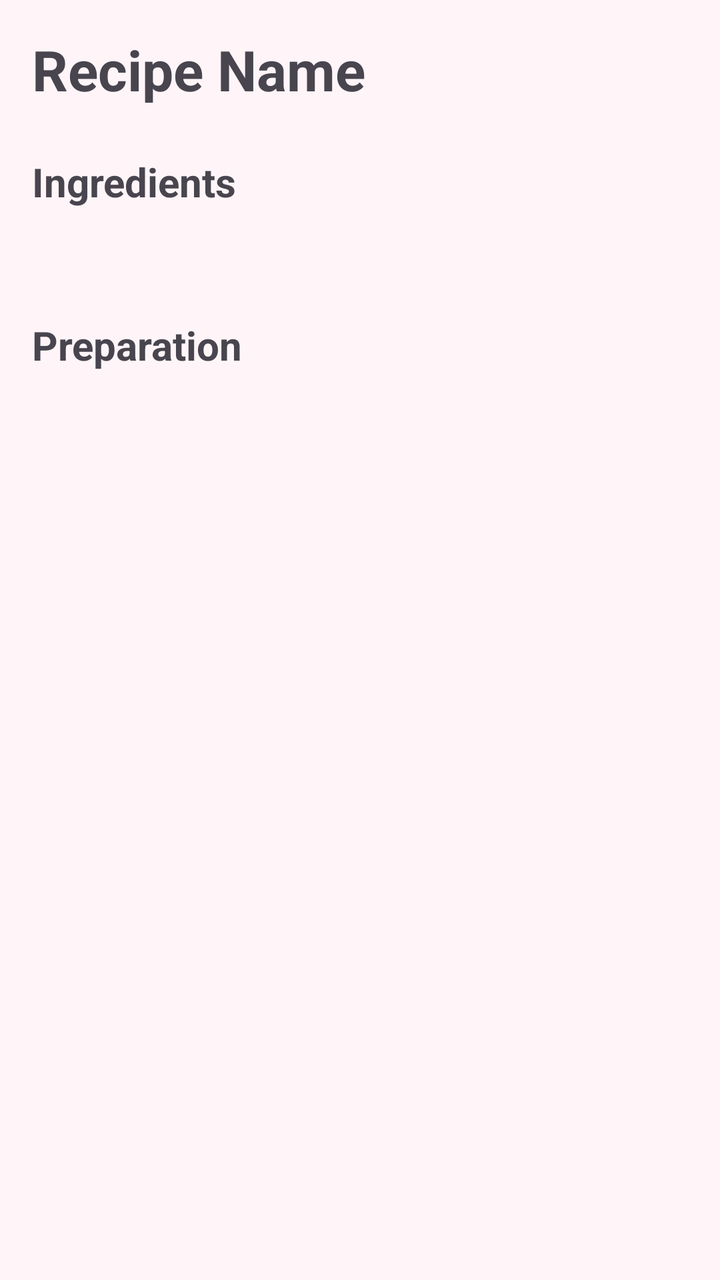
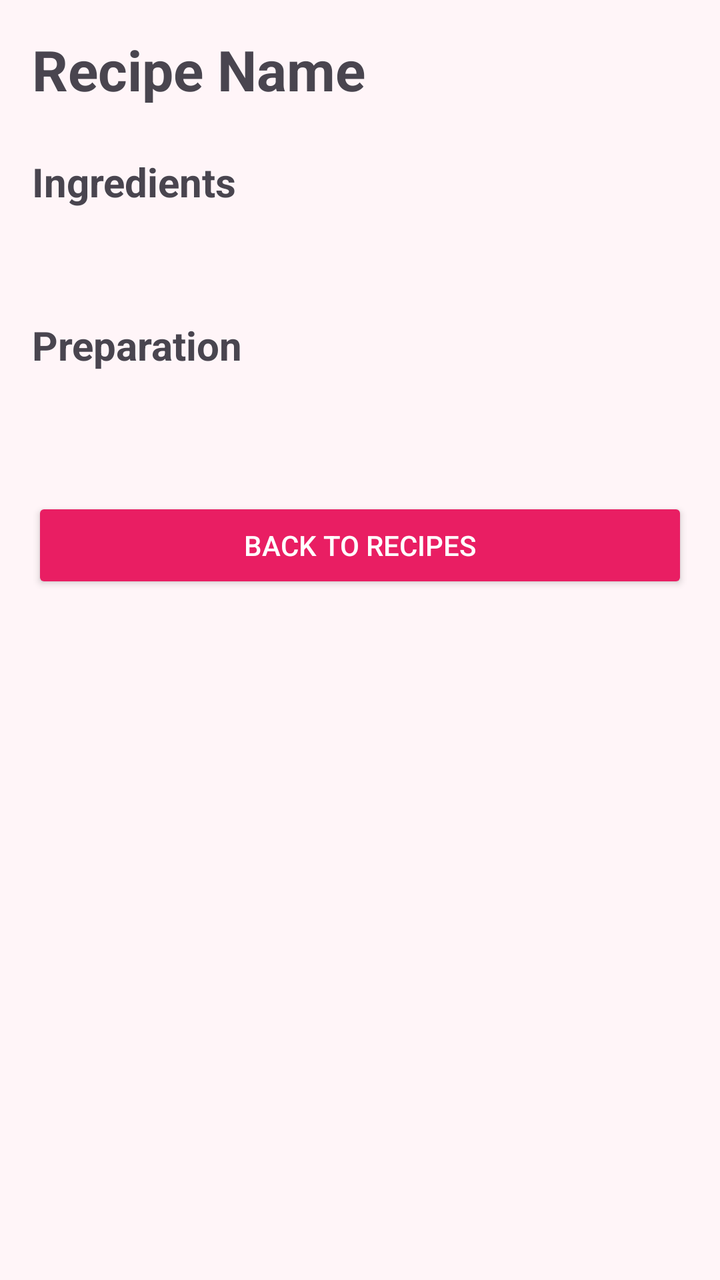

Two renders of the same Android screen: before a commit and after it. Below are the layout's source before the change and the commit's diff.
<!-- AndroidManifest.xml: application theme Theme.SmartPantryManager -->
<!-- res/layout/activity_recipe_detail.xml -->
<?xml version="1.0" encoding="utf-8"?>
<ScrollView xmlns:android="http://schemas.android.com/apk/res/android"
    xmlns:tools="http://schemas.android.com/tools"
    android:id="@+id/main"
    android:layout_width="match_parent"
    android:layout_height="match_parent"
    android:fillViewport="true"
    android:background="@color/pantry_light_pink"
    tools:context=".RecipeDetailActivity">

    <LinearLayout
        android:layout_width="match_parent"
        android:layout_height="wrap_content"
        android:orientation="vertical"
        android:padding="16dp">

        <TextView
            android:id="@+id/tvRecipeName"
            android:layout_width="match_parent"
            android:layout_height="wrap_content"
            android:text="Recipe Name"
            android:textSize="28sp"
            android:textStyle="bold" />

        <TextView
            android:layout_width="wrap_content"
            android:layout_height="wrap_content"
            android:layout_marginTop="24dp"
            android:text="Ingredients"
            android:textSize="20sp"
            android:textStyle="bold" />

        <TextView
            android:id="@+id/tvIngredients"
            android:layout_width="match_parent"
            android:layout_height="wrap_content"
            android:layout_marginTop="8dp"
            android:textSize="17sp" />

        <TextView
            android:layout_width="wrap_content"
            android:layout_height="wrap_content"
            android:layout_marginTop="24dp"
            android:text="Preparation"
            android:textSize="20sp"
            android:textStyle="bold" />

        <TextView
            android:id="@+id/tvInstructions"
            android:layout_width="match_parent"
            android:layout_height="wrap_content"
            android:layout_marginTop="8dp"
            android:textSize="17sp" />

    </LinearLayout>

</ScrollView>
<!-- resources referenced by this layout -->
<resources>
  <color name="pantry_light_pink">#FFF5F8</color>
  <style name="Theme.SmartPantryManager" parent="Base.Theme.SmartPantryManager" />
  <style name="Base.Theme.SmartPantryManager" parent="Theme.Material3.DayNight.NoActionBar">
          
          
      </style>
</resources>

<!-- the commit's change to res/layout/activity_recipe_detail.xml (unified diff, before → after) -->
@@ -41,7 +41,7 @@
             android:layout_width="wrap_content"
             android:layout_height="wrap_content"
             android:layout_marginTop="24dp"
-            android:text="Preparation"
+            android:text="@string/preparation"
             android:textSize="20sp"
             android:textStyle="bold" />
 
@@ -52,6 +52,15 @@
             android:layout_marginTop="8dp"
             android:textSize="17sp" />
 
+        <Button
+            android:id="@+id/btnBack"
+            android:layout_width="match_parent"
+            android:layout_height="wrap_content"
+            android:layout_marginTop="32dp"
+            android:backgroundTint="@color/pantry_pink"
+            android:text="Back to Recipes"
+            android:textColor="#FFFFFF" />
+
     </LinearLayout>
 
 </ScrollView>
<!-- resource entries referenced after the edit -->
@@ -1,6 +1,8 @@
 <!-- resources referenced by this layout -->
 <resources>
   <color name="pantry_light_pink">#FFF5F8</color>
+  <color name="pantry_pink">#E91E63</color>
+  <string name="preparation">Preparation</string>
   <style name="Theme.SmartPantryManager" parent="Base.Theme.SmartPantryManager" />
   <style name="Base.Theme.SmartPantryManager" parent="Theme.Material3.DayNight.NoActionBar">
           
